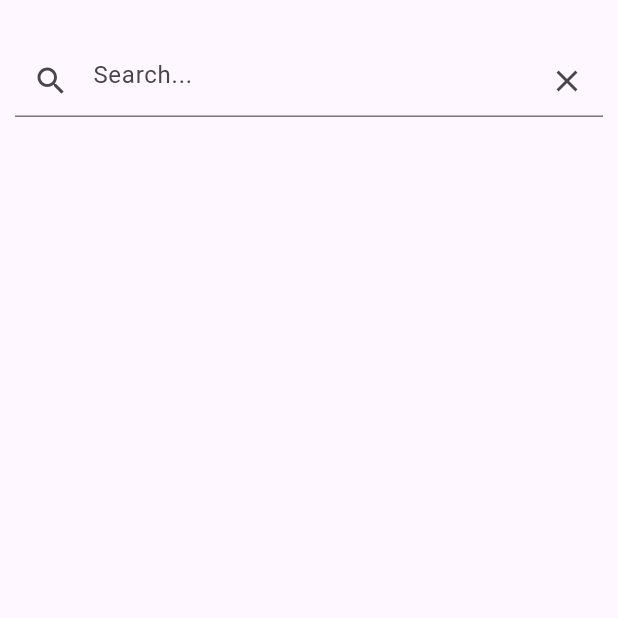
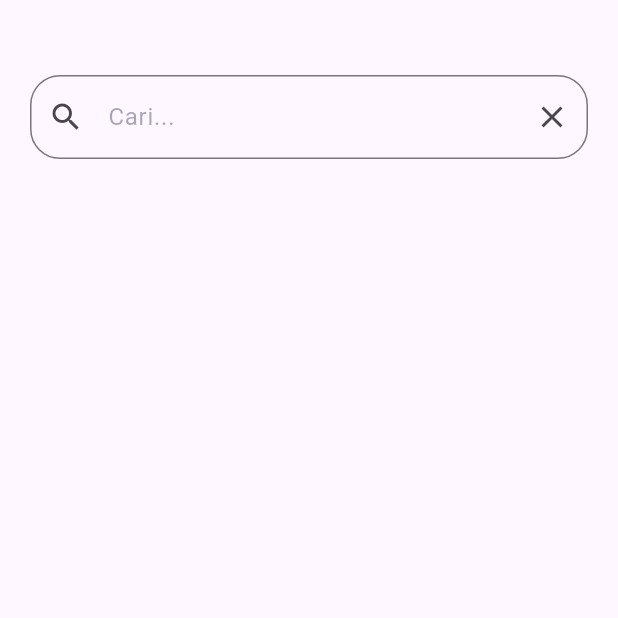
Before and after one commit to Zikri9106/pas-android, a Flutter app: the SearchPage screen opened directly, on a phone screen of 412 x 824 dp, the top half of it. Run offline on Flutter 3.47's test engine with Material 2 defaults, Android fonts, the phone set to English and light mode, and no system bars; our stand-ins replace carousel_slider, dots_indicator, get, persistent_bottom_nav_bar, shared_preferences; accounts and stored records are empty; network calls fail; Roboto replaces fonts that are missing (Poppins).

Commit message:
style: [MZ] add styling on TxtField in Search Page

```diff
--- a/lib/Controllers/controller_list_product.dart
+++ b/lib/Controllers/controller_list_product.dart
@@ -29,7 +29,7 @@ class ControllerListProduct extends GetxController {
   void loadData() async {
     try{
       final response = await http.get(Uri.parse(
-          "https://1853-2404-c0-7440-00-d52b-e964.ngrok-free.app/api/product"));
+          "https://d00e-103-28-113-244.ngrok-free.app/api/product"));
 
       if (response.statusCode == 200) {
         productResponModelCtr.value = productResponseModelFromJson(response.body);
--- a/lib/pages/search_page.dart
+++ b/lib/pages/search_page.dart
@@ -14,12 +14,26 @@ class SearchPage extends StatelessWidget {
   Widget build(BuildContext context) {
     return Scaffold(
       body: Padding(
-        padding: const EdgeInsets.only(top: 30, bottom: 20, right: 10, left: 10),
+        padding:
+            const EdgeInsets.only(top: 50, bottom: 10, right: 10, left: 10),
         child: Column(
           children: [
-            TextField(
+            Padding(
+              padding: const EdgeInsets.only(left: 10, right: 10),
+              child: TextField(
+                cursorColor: const Color.fromARGB(255, 81, 80, 112),
+                style: const TextStyle(color: Color.fromARGB(255, 81, 80, 112)),
                 decoration: InputDecoration(
-                hintText: 'Search...',
+                  border: const OutlineInputBorder(
+                      borderRadius: BorderRadius.all(Radius.circular(20))),
+                  focusedBorder: OutlineInputBorder(
+                    borderSide:
+                        const BorderSide(color: Color.fromARGB(255, 255, 142, 110)),
+                    borderRadius: BorderRadius.circular(30),
+                  ),
+                  hintText: 'Cari...',
+                  hintStyle: const TextStyle(
+                      color: Color.fromARGB(125, 81, 80, 112)),
                   prefixIcon: const Icon(Icons.search),
                   suffixIcon: IconButton(
                     icon: const Icon(Icons.clear),
@@ -32,7 +46,7 @@ class SearchPage extends StatelessWidget {
                   productSearchController.searchProducts(query);
                 },
               ),
-            const SizedBox(height: 5),
+            ),
             Expanded(
               child: Obx(
                 () => ListView.builder(
```
Lines whose indentation alone changed are shown as unchanged.
